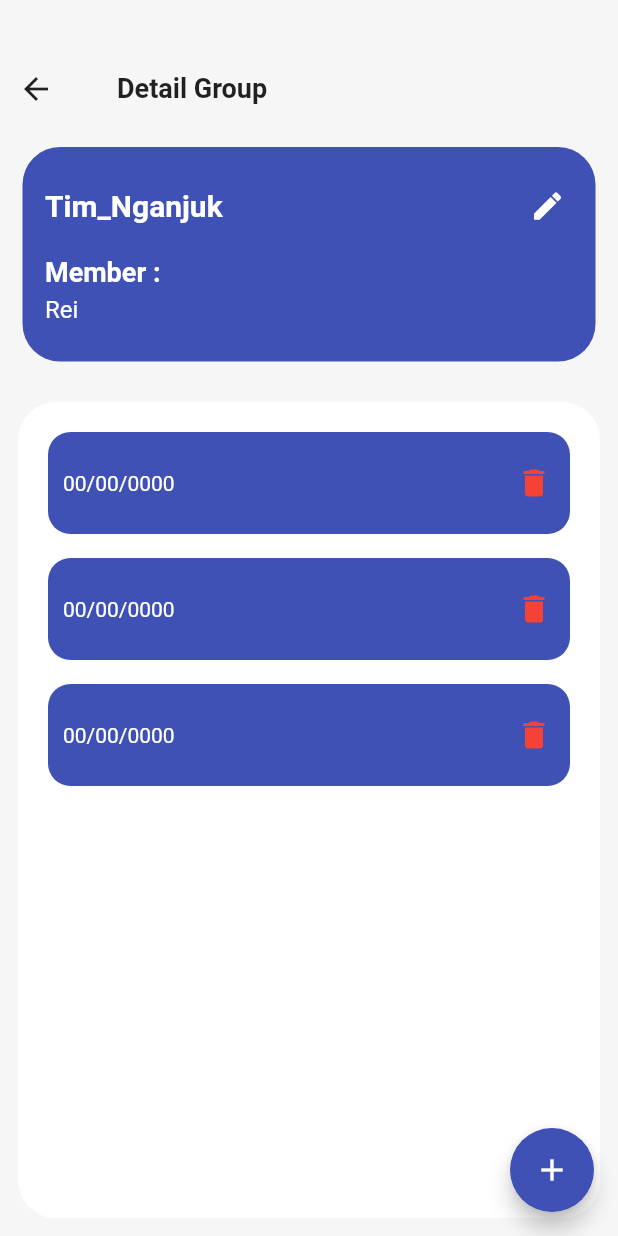
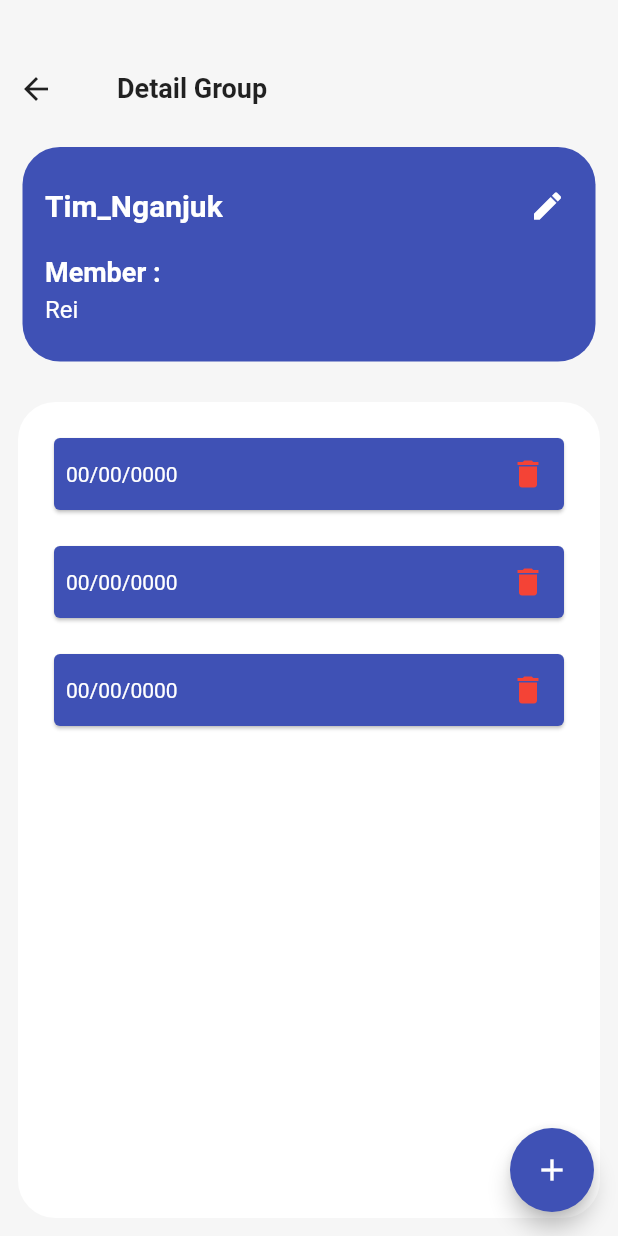
Before and after one commit to fakhrads/patungan, a Flutter app: the DetaiLGroup screen opened directly, on a phone screen of 412 x 824 dp. Run offline on Flutter 3.47's test engine with Material 2 defaults, Android fonts, the phone set to English and light mode, and no system bars; our stand-ins replace sqflite; accounts and stored records are empty; network calls fail.

Commit message:
add(printSplitBills & printdetail) update listSpli

```diff
--- a/lib/src/components/detail_group/listSplitBills.dart
+++ b/lib/src/components/detail_group/listSplitBills.dart
@@ -1,4 +1,5 @@
 import 'package:flutter/material.dart';
+import 'package:patungan/src/views/print_splitbills/printdetail.dart';
 
 class ListSplitBills extends StatefulWidget {
   ListSplitBills({Key? key}) : super(key: key);
@@ -8,8 +9,16 @@ class ListSplitBills extends StatefulWidget {
 }
 
 class _ListSplitBillsState extends State<ListSplitBills> {
-  final List<String> entries = <String>['A', 'B', 'C',];
-  final List<int> colorCodes = <int>[600, 500, 100,];
+  final List<String> entries = <String>[
+    'A',
+    'B',
+    'C',
+  ];
+  final List<int> colorCodes = <int>[
+    600,
+    500,
+    100,
+  ];
   @override
   Widget build(BuildContext context) {
     return Container(
@@ -29,38 +38,39 @@ class _ListSplitBillsState extends State<ListSplitBills> {
                       const Divider(
                         color: Colors.transparent,
                       ),
-
                   itemBuilder: (BuildContext context, int index) {
-                    return Container(
-                      padding: const EdgeInsets.only(left: 10),
-                      height: 68,
-                      decoration: BoxDecoration(
-                        borderRadius: BorderRadius.all(Radius.circular(15)),
+                    return Card(
                         color: Colors.indigo,
-                      ),
+                        child: InkWell(
+                          onTap: () {
+                            Navigator.push(
+                                context,
+                                MaterialPageRoute(
+                                  builder: (context) => PrintDetail(),
+                                ));
+                          },
                           child: Row(
                             mainAxisAlignment: MainAxisAlignment.spaceBetween,
                             children: [
-                          Text(
+                              Padding(
+                                padding: const EdgeInsets.all(8.0),
+                                child: Text(
                                   "00/00/0000",
-                            style: TextStyle(
-                              color: Colors.white
+                                  style: TextStyle(color: Colors.white),
                                 ),
                               ),
                               IconButton(
-                            onPressed: (){},
+                                onPressed: () {},
                                 icon: Icon(
                                   Icons.delete,
                                   color: Colors.red,
                                 ),
                               )
                             ],
-                      )
-                    );
+                          ),
+                        ));
                   }),
-            )
-
-            ),
+            )),
       ),
     );
   }
```
Also changed, not shown: lib/src/components/detail_group/bodyprint.dart (added, +75 -0 lines), lib/src/views/print_splitbills/printdetail.dart (added, +44 -0 lines). Lines whose indentation alone changed are shown as unchanged.
